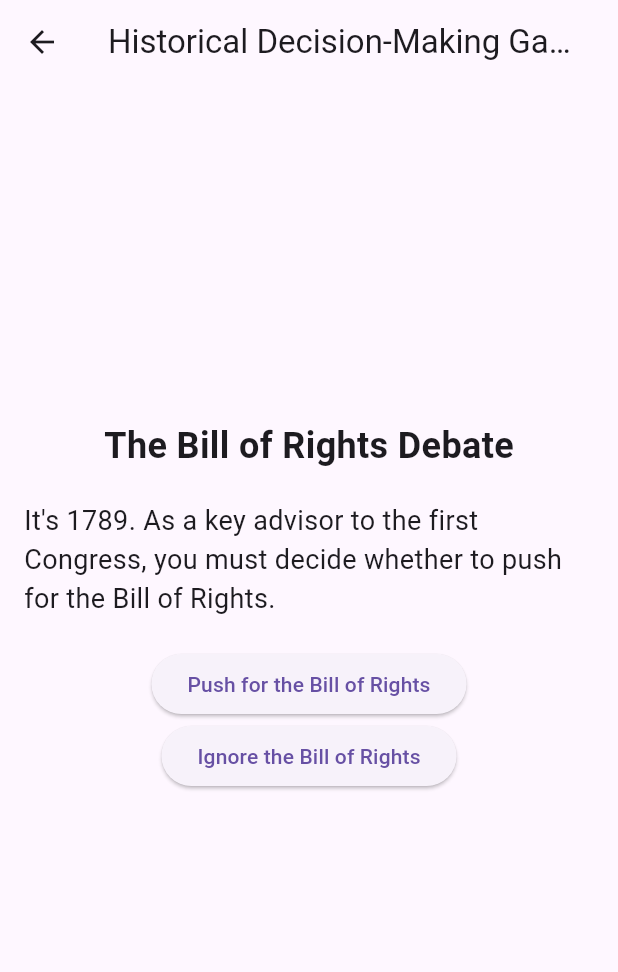
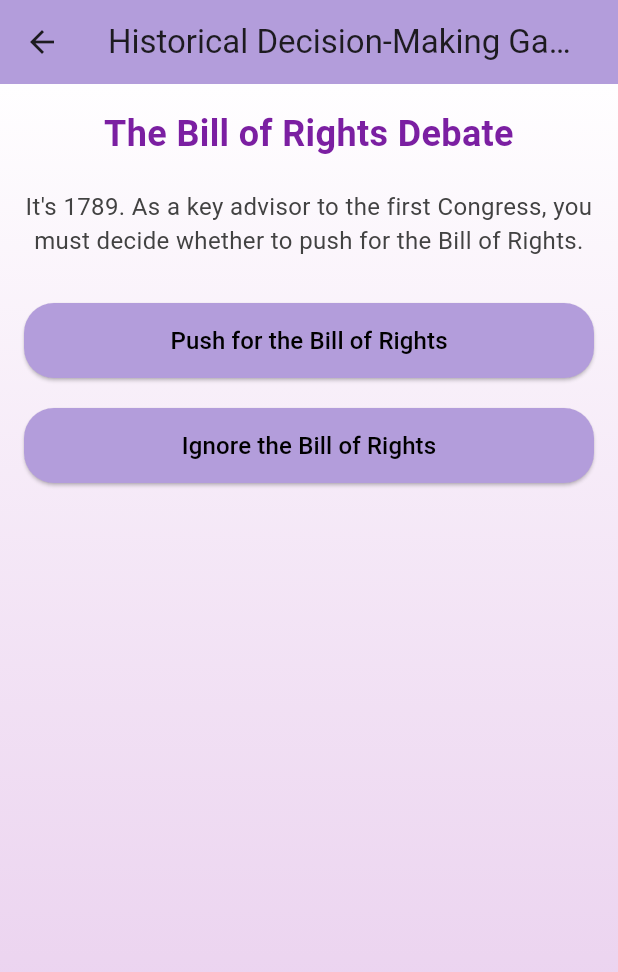
Before and after one commit to Vaish-011/samvidhanarcadehtf, a Flutter app: the HistoricalDecisionGame screen opened directly, on a phone screen of 412 x 824 dp. Shown: the top 972 px of the screen. Run offline on Flutter 3.47's test engine with Material 3 defaults, Android fonts, the phone set to English and light mode, and no system bars.

Commit message:
changes in historical and matching game ui

```diff
--- a/lib/screens/gaming_page_folder/games/historical_decision_game.dart
+++ b/lib/screens/gaming_page_folder/games/historical_decision_game.dart
@@ -66,40 +66,81 @@ class _HistoricalDecisionGameState extends State<HistoricalDecisionGame> {
     final scenario = _scenarios[_currentScenarioIndex];
 
     return Scaffold(
-      appBar: AppBar(title: Text("Historical Decision-Making Game")),
-      body: Padding(
+      appBar: AppBar(
+        title: Text("Historical Decision-Making Game"),
+        backgroundColor: Color(0xFFB39DDB), // Light purple color for AppBar
+      ),
+      body: Container(
+        decoration: BoxDecoration(
+          gradient: LinearGradient(
+            begin: Alignment.topCenter,
+            end: Alignment.bottomCenter,
+            colors: [
+              Colors.white.withOpacity(0.9), // Soft white
+              Color(0xFFE1BEE7).withOpacity(0.8), // Lighter purple
+            ],
+          ),
+        ),
+        child: Padding(
           padding: const EdgeInsets.all(16.0),
           child: Column(
             mainAxisAlignment: MainAxisAlignment.center,
             children: [
+              // Scenario title
               Text(
                 scenario.title,
-              style: TextStyle(fontSize: 24, fontWeight: FontWeight.bold),
+                style: TextStyle(fontSize: 24, fontWeight: FontWeight.bold, color: Color(0xFF7B1FA2)),
+                textAlign: TextAlign.center,
               ),
               SizedBox(height: 20),
+              // Scenario description
               Text(
                 scenario.description,
-              style: TextStyle(fontSize: 18),
+                style: TextStyle(fontSize: 16, color: Colors.grey[800]),
+                textAlign: TextAlign.center,
               ),
               SizedBox(height: 20),
-            ...scenario.choices.asMap().entries.map((entry) {
-              int index = entry.key;
-              Choice choice = entry.value;
-              return ElevatedButton(
+              // Choices buttons
+              Expanded(
+                child: ListView.builder(
+                  itemCount: scenario.choices.length,
+                  itemBuilder: (context, index) {
+                    Choice choice = scenario.choices[index];
+                    return Padding(
+                      padding: const EdgeInsets.symmetric(vertical: 10),
+                      child: ElevatedButton(
                         onPressed: () => _makeChoice(index),
-                child: Text(choice.text),
+                        style: ElevatedButton.styleFrom(
+                          backgroundColor: Color(0xFFB39DDB), // Light purple for buttons
+                          minimumSize: Size(double.infinity, 50),
+                          shape: RoundedRectangleBorder(
+                            borderRadius: BorderRadius.circular(20),
+                          ),
+                        ),
+                        child: Text(
+                          choice.text,
+                          style: TextStyle(fontSize: 16, color: Colors.black),
+                        ),
+                      ),
                     );
-            }).toList(),
+                  },
+                ),
+              ),
               SizedBox(height: 20),
+              // Result and feedback messages
               Text(
                 _resultMessage,
                 style: TextStyle(fontSize: 18, color: Colors.green),
+                textAlign: TextAlign.center,
               ),
+              SizedBox(height: 10),
               Text(
                 _feedbackMessage,
                 style: TextStyle(fontSize: 18, color: Colors.red),
+                textAlign: TextAlign.center,
               ),
             ],
+          ),
         ),
       ),
     );
--- a/lib/screens/gaming_page_folder/games/matching_game.dart
+++ b/lib/screens/gaming_page_folder/games/matching_game.dart
@@ -33,9 +33,9 @@ class _MatchingGameState extends State<MatchingGame> {
     setState(() {
       if (isCorrect) {
         if (buttonIndex == 0) {
-          buttonAColor = Color(0xFFB39DDB); // Light purple
+          buttonAColor = Colors.green; // Green for correct
         } else {
-          buttonBColor = Color(0xFFB39DDB); // Light purple
+          buttonBColor = Colors.green; // Green for correct
         }
       } else {
         if (buttonIndex == 0) {
@@ -117,7 +117,7 @@ class _MatchingGameState extends State<MatchingGame> {
                 Text(
                   currentQuestion['question'],
                   style: TextStyle(
-                    fontSize: 24,
+                    fontSize: 20, // Decreased font size
                     fontWeight: FontWeight.bold,
                     color: Color(0xFF7B1FA2), // Darker purple for question text
                   ),
@@ -127,7 +127,7 @@ class _MatchingGameState extends State<MatchingGame> {
                 Text(
                   currentQuestion['article'],
                   style: TextStyle(
-                    fontSize: 16,
+                    fontSize: 14, // Decreased font size
                     color: Colors.grey[800], // Dark grey for article text
                   ),
                   textAlign: TextAlign.center,
@@ -174,6 +174,7 @@ class _MatchingGameState extends State<MatchingGame> {
     required int buttonIndex,
   }) {
     Color buttonColor = (buttonIndex == 0 ? buttonAColor : buttonBColor) ?? Colors.white; // Default to white if no color
+    double fontSize = buttonColor == Colors.green ? 16 : 14; // Decrease font size for incorrect answers
 
     return ElevatedButton(
       onPressed: () => checkAnswer(isCorrect, buttonIndex),
@@ -187,7 +188,7 @@ class _MatchingGameState extends State<MatchingGame> {
       ),
       child: Text(
         text,
-        style: TextStyle(fontSize: 18, color: Colors.black), // Black text for readability
+        style: TextStyle(fontSize: fontSize, color: Colors.black), // Adjust font size based on answer correctness
       ),
     );
   }
```
Also changed, not shown: lib/screens/login_page.dart (+14 -0 lines). Lines whose indentation alone changed are shown as unchanged.
